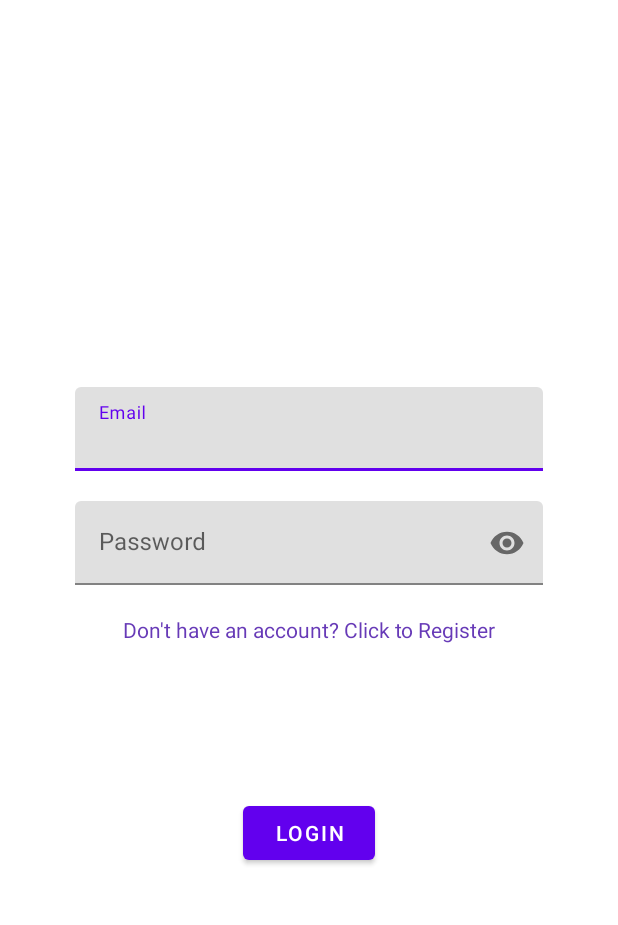
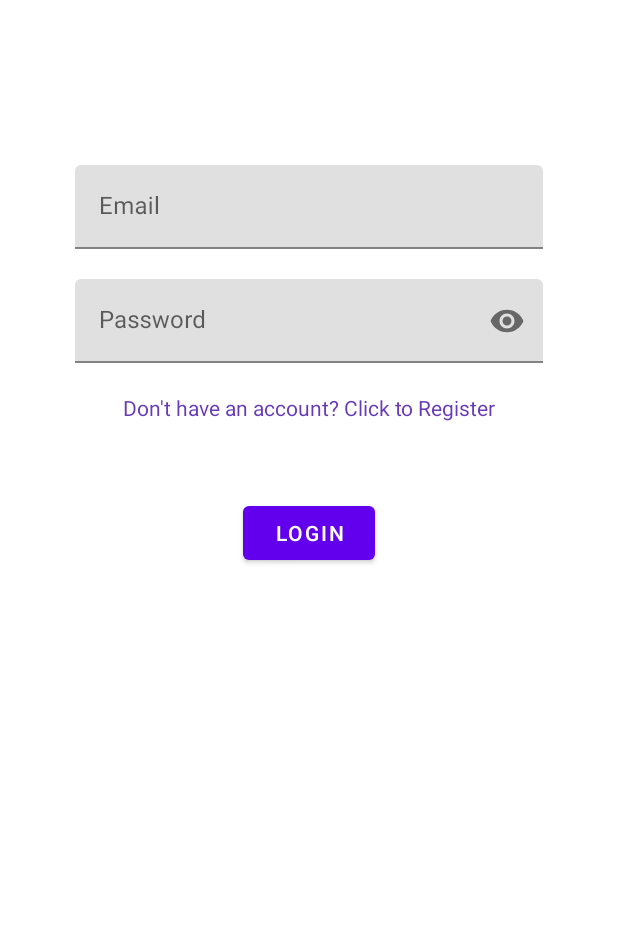
Before and after one commit to serges12/Workout-Planner, an Android app: the screen it shows after launch (LoginRegisterActivity), after a tap on "LOGIN", on a phone screen of 412 x 824 dp, the part 187-1112 px from its top. Run offline under Robolectric (Android 15) with nearby library versions, the phone set to English and light mode, and no system bars; our stand-ins replace Firebase (no records; nobody signed in at launch, a user with empty details on screens opened directly), data binding; 1 other tap on this screen came first.

Commit message:
Fixed constraints on login and register screen

```diff
--- a/app/src/main/java/com/example/workoutplanner/Login.kt
+++ b/app/src/main/java/com/example/workoutplanner/Login.kt
@@ -35,7 +35,7 @@
                 TextUtils.isEmpty(binding.emailInputText.text.toString().trim{it<=' '})->{
                     Toast.makeText(
                         requireActivity(),
-                        "Please Enter email.",
+                        "Please Enter Your Email.",
                         Toast.LENGTH_SHORT
                     ).show()
                 }
@@ -44,7 +44,7 @@
                 TextUtils.isEmpty(binding.passwordInputText.text.toString().trim{it<=' '})->{
                     Toast.makeText(
                         requireActivity(),
-                        "Please Enter password.",
+                        "Please Enter Your Password.",
                         Toast.LENGTH_SHORT
                     ).show()
                 }
--- a/app/src/main/java/com/example/workoutplanner/Register.kt
+++ b/app/src/main/java/com/example/workoutplanner/Register.kt
@@ -37,7 +37,7 @@
                 TextUtils.isEmpty(binding.emailInputText.text.toString().trim{it<=' '})->{
                     Toast.makeText(
                         requireActivity(),
-                        "Please Enter email.",
+                        "Please Enter An Email.",
                         Toast.LENGTH_SHORT
                     ).show()
                 }
@@ -46,7 +46,7 @@
                 TextUtils.isEmpty(binding.passwordInputText.text.toString().trim{it<=' '})->{
                     Toast.makeText(
                         requireActivity(),
-                        "Please Enter password.",
+                        "Please Enter A password.",
                         Toast.LENGTH_SHORT
                     ).show()
                 }
--- a/app/src/main/java/com/example/workoutplanner/Settings.kt
+++ b/app/src/main/java/com/example/workoutplanner/Settings.kt
@@ -31,6 +31,7 @@
                     dialogInterface, i ->
                     //Handle Logout here
 
+
                     val intent = Intent(activity,LoginRegisterActivity::class.java)
                     startActivity(intent)
                     activity?.finish()
--- a/app/src/main/res/layout/fragment_login.xml
+++ b/app/src/main/res/layout/fragment_login.xml
@@ -37,9 +37,9 @@
                 android:layout_width="match_parent"
                 android:layout_height="wrap_content"
                 android:layout_marginStart="50dp"
+                android:layout_marginTop="70dp"
                 android:layout_marginEnd="50dp"
                 android:hint="Email"
-                app:layout_constraintBottom_toTopOf="@+id/LoginButton"
                 app:layout_constraintEnd_toEndOf="parent"
                 app:layout_constraintStart_toStartOf="parent"
                 app:layout_constraintTop_toTopOf="parent">
@@ -74,16 +74,6 @@
                     android:singleLine="true" />
             </com.google.android.material.textfield.TextInputLayout>
 
-            <Button
-                android:id="@+id/LoginButton"
-                android:layout_width="wrap_content"
-                android:layout_height="wrap_content"
-                android:layout_marginBottom="100dp"
-                android:text="Login"
-                app:layout_constraintBottom_toBottomOf="parent"
-                app:layout_constraintEnd_toEndOf="parent"
-                app:layout_constraintStart_toStartOf="parent" />
-
             <TextView
                 android:id="@+id/goToRegister"
                 android:layout_width="wrap_content"
@@ -99,6 +89,16 @@
                 app:layout_constraintStart_toStartOf="parent"
                 app:layout_constraintTop_toBottomOf="@+id/passwordInputLayout" />
 
+            <Button
+                android:id="@+id/LoginButton"
+                android:layout_width="wrap_content"
+                android:layout_height="wrap_content"
+                android:layout_marginTop="50dp"
+                android:text="Login"
+                app:layout_constraintEnd_toEndOf="parent"
+                app:layout_constraintStart_toStartOf="parent"
+                app:layout_constraintTop_toBottomOf="@+id/goToRegister" />
+
         </androidx.constraintlayout.widget.ConstraintLayout>
     </androidx.constraintlayout.widget.ConstraintLayout>
 </layout>
```
Also changed, not shown: app/src/main/res/layout/fragment_register.xml (+11 -11 lines).
